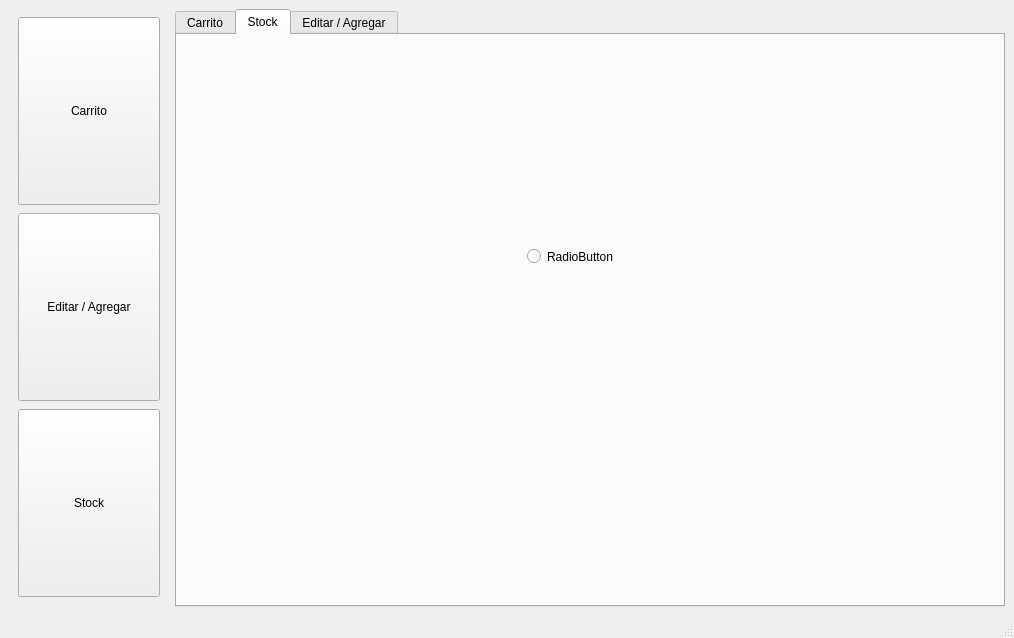
First picture: the form in StockCoco/mainwindow.ui, repository Lucho431/StockCoco_Qt, before the edit.
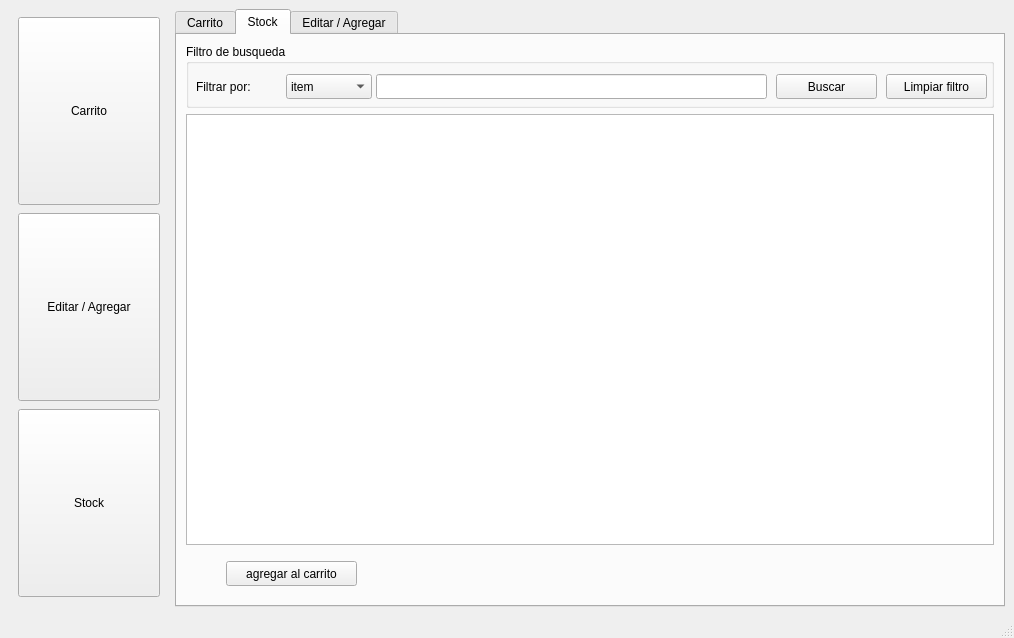
Second picture: the form after the edit. The open tabs and pages were chosen to show the change.

Patch:
```diff
--- a/StockCoco/mainwindow.ui
+++ b/StockCoco/mainwindow.ui
@@ -145,19 +145,161 @@
        <attribute name="title">
         <string>Stock</string>
        </attribute>
-       <widget class="QRadioButton" name="radioButton">
-        <property name="geometry">
-         <rect>
-          <x>350</x>
-          <y>210</y>
-          <width>112</width>
-          <height>23</height>
-         </rect>
-        </property>
-        <property name="text">
-         <string>RadioButton</string>
-        </property>
-       </widget>
+       <layout class="QVBoxLayout" name="verticalLayout_2">
+        <item>
+         <widget class="QGroupBox" name="groupBox">
+          <property name="minimumSize">
+           <size>
+            <width>0</width>
+            <height>64</height>
+           </size>
+          </property>
+          <property name="title">
+           <string>Filtro de busqueda</string>
+          </property>
+          <widget class="QPushButton" name="btnUpdateTableStock">
+           <property name="geometry">
+            <rect>
+             <x>590</x>
+             <y>30</y>
+             <width>101</width>
+             <height>25</height>
+            </rect>
+           </property>
+           <property name="text">
+            <string>Buscar</string>
+           </property>
+          </widget>
+          <widget class="QLabel" name="lblFiltro">
+           <property name="geometry">
+            <rect>
+             <x>10</x>
+             <y>34</y>
+             <width>81</width>
+             <height>17</height>
+            </rect>
+           </property>
+           <property name="text">
+            <string>Filtrar por:</string>
+           </property>
+          </widget>
+          <widget class="QComboBox" name="cmbFiltro">
+           <property name="geometry">
+            <rect>
+             <x>100</x>
+             <y>30</y>
+             <width>86</width>
+             <height>25</height>
+            </rect>
+           </property>
+           <item>
+            <property name="text">
+             <string>item</string>
+            </property>
+           </item>
+           <item>
+            <property name="text">
+             <string>cantidad</string>
+            </property>
+           </item>
+           <item>
+            <property name="text">
+             <string>valor</string>
+            </property>
+           </item>
+          </widget>
+          <widget class="QLineEdit" name="edtTxtFiltro">
+           <property name="geometry">
+            <rect>
+             <x>190</x>
+             <y>30</y>
+             <width>391</width>
+             <height>25</height>
+            </rect>
+           </property>
+          </widget>
+          <widget class="QPushButton" name="btnCleanFiltro">
+           <property name="geometry">
+            <rect>
+             <x>700</x>
+             <y>30</y>
+             <width>101</width>
+             <height>25</height>
+            </rect>
+           </property>
+           <property name="text">
+            <string>Limpiar filtro</string>
+           </property>
+          </widget>
+         </widget>
+        </item>
+        <item>
+         <widget class="QTableView" name="tableView">
+          <property name="showDropIndicator" stdset="0">
+           <bool>false</bool>
+          </property>
+          <property name="selectionMode">
+           <enum>QAbstractItemView::SingleSelection</enum>
+          </property>
+          <property name="selectionBehavior">
+           <enum>QAbstractItemView::SelectRows</enum>
+          </property>
+          <property name="sortingEnabled">
+           <bool>false</bool>
+          </property>
+          <attribute name="horizontalHeaderCascadingSectionResizes">
+           <bool>false</bool>
+          </attribute>
+          <attribute name="horizontalHeaderDefaultSectionSize">
+           <number>200</number>
+          </attribute>
+          <attribute name="horizontalHeaderHighlightSections">
+           <bool>false</bool>
+          </attribute>
+          <attribute name="horizontalHeaderShowSortIndicator" stdset="0">
+           <bool>false</bool>
+          </attribute>
+          <attribute name="horizontalHeaderStretchLastSection">
+           <bool>true</bool>
+          </attribute>
+          <attribute name="verticalHeaderVisible">
+           <bool>false</bool>
+          </attribute>
+          <attribute name="verticalHeaderCascadingSectionResizes">
+           <bool>false</bool>
+          </attribute>
+         </widget>
+        </item>
+        <item>
+         <widget class="QFrame" name="frame">
+          <property name="minimumSize">
+           <size>
+            <width>0</width>
+            <height>45</height>
+           </size>
+          </property>
+          <property name="frameShape">
+           <enum>QFrame::NoFrame</enum>
+          </property>
+          <property name="frameShadow">
+           <enum>QFrame::Raised</enum>
+          </property>
+          <widget class="QPushButton" name="btnAddCarrito">
+           <property name="geometry">
+            <rect>
+             <x>40</x>
+             <y>10</y>
+             <width>131</width>
+             <height>25</height>
+            </rect>
+           </property>
+           <property name="text">
+            <string>agregar al carrito</string>
+           </property>
+          </widget>
+         </widget>
+        </item>
+       </layout>
       </widget>
       <widget class="QWidget" name="tabEditar">
        <attribute name="title">
```
Left out of the diff: 4 changed lines with no effect on the pictures.
